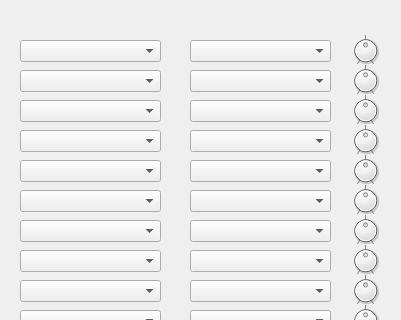
This is src/View/ControlMatrixScene.ui in thefinalcutbg/QAN1xEditor as Qt 5 draws it before an edit; both pictures show x 0 to 401 and y 0 to 320 of the 401 by 531 pixel window. The edited form follows.
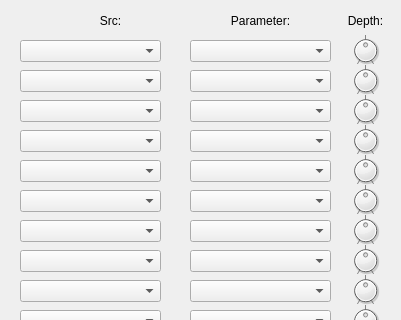
This is the edited form. Custom widgets are drawn as their Qt base class.

```diff
--- a/src/View/ControlMatrixScene.ui
+++ b/src/View/ControlMatrixScene.ui
@@ -1171,6 +1171,54 @@
     <bool>true</bool>
    </property>
   </widget>
+  <widget class="QLabel" name="label">
+   <property name="geometry">
+    <rect>
+     <x>20</x>
+     <y>10</y>
+     <width>181</width>
+     <height>21</height>
+    </rect>
+   </property>
+   <property name="text">
+    <string>Src:</string>
+   </property>
+   <property name="alignment">
+    <set>Qt::AlignCenter</set>
+   </property>
+  </widget>
+  <widget class="QLabel" name="label_2">
+   <property name="geometry">
+    <rect>
+     <x>190</x>
+     <y>10</y>
+     <width>141</width>
+     <height>21</height>
+    </rect>
+   </property>
+   <property name="text">
+    <string>Parameter:</string>
+   </property>
+   <property name="alignment">
+    <set>Qt::AlignCenter</set>
+   </property>
+  </widget>
+  <widget class="QLabel" name="label_3">
+   <property name="geometry">
+    <rect>
+     <x>330</x>
+     <y>10</y>
+     <width>71</width>
+     <height>21</height>
+    </rect>
+   </property>
+   <property name="text">
+    <string>Depth:</string>
+   </property>
+   <property name="alignment">
+    <set>Qt::AlignCenter</set>
+   </property>
+  </widget>
  </widget>
  <layoutdefault spacing="6" margin="11"/>
  <customwidgets>
```
